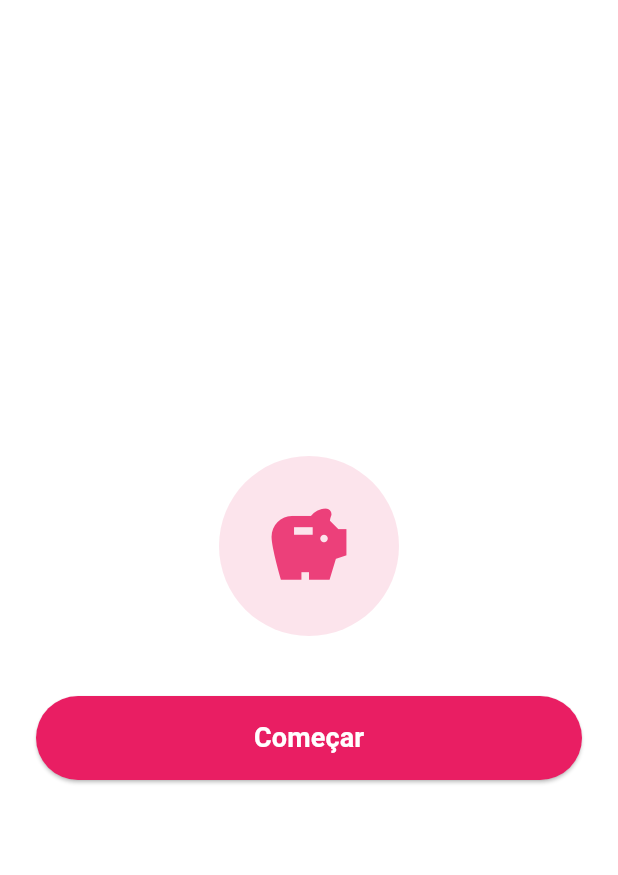
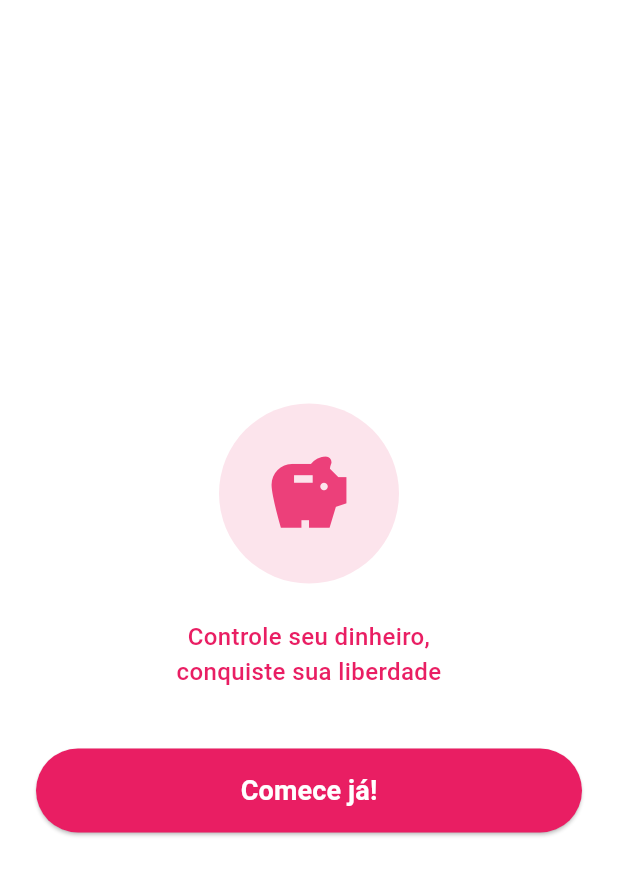
Before and after one commit to mariavalentina05/trabalhobanco, a Flutter app: the screen it shows after launch, on a phone screen of 412 x 824 dp. Shown: the top 875 px of the screen. Run offline on Flutter 3.47's test engine with Material 3 defaults, Android fonts, the light colour scheme and no system bars; our stand-ins replace sqflite, sqflite_common_ffi; accounts and stored records are empty.

Commit message:
comentários retirados

```diff
--- a/lib/screens/dashboard_screen.dart
+++ b/lib/screens/dashboard_screen.dart
@@ -26,7 +26,7 @@ class DashboardScreen extends StatelessWidget {
       body: Padding(
         padding: const EdgeInsets.all(16),
         child: SizedBox(
-          height: 160, // altura reduzida do card
+          height: 160,
           child: _buildBalanceCard(balance),
         ),
       ),
@@ -36,7 +36,7 @@ class DashboardScreen extends StatelessWidget {
   Widget _buildBalanceCard(double balance) {
     return Container(
       width: double.infinity,
-      padding: const EdgeInsets.all(16), // padding também reduzido
+      padding: const EdgeInsets.all(16),
       decoration: BoxDecoration(
         color: Colors.pink.shade50,
         borderRadius: BorderRadius.circular(16),
--- a/lib/screens/welcome_screen.dart
+++ b/lib/screens/welcome_screen.dart
@@ -27,7 +27,20 @@ class WelcomeScreen extends StatelessWidget {
                   color: Colors.pink.shade400,
                 ),
               ),
+              const SizedBox(height: 24),
+
+              const Text(
+                'Controle seu dinheiro,\nconquiste sua liberdade',
+                textAlign: TextAlign.center,
+                style: TextStyle(
+                  color: Colors.pink,
+                  fontSize: 16,
+                  fontWeight: FontWeight.w500,
+                ),
+              ),
+
               const SizedBox(height: 40),
+
               SizedBox(
                 width: double.infinity,
                 height: 56,
@@ -48,7 +61,7 @@ class WelcomeScreen extends StatelessWidget {
                     ),
                   ),
                   child: const Text(
-                    'Começar',
+                    'Comece já!',
                     style: TextStyle(
                       fontSize: 18,
                       fontWeight: FontWeight.bold,
```
